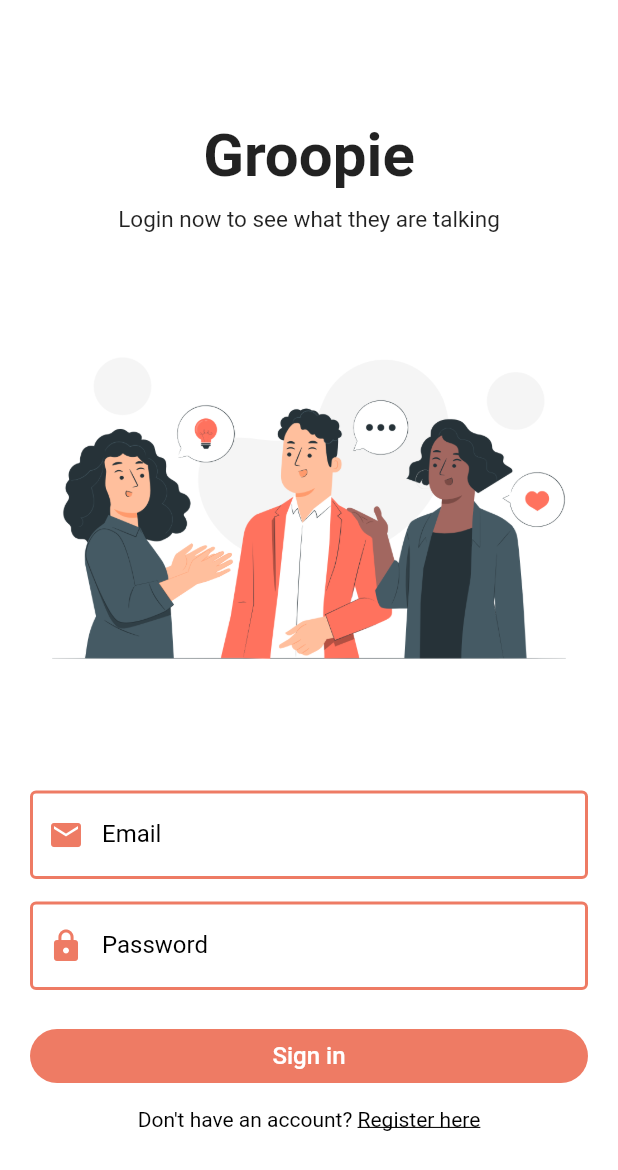
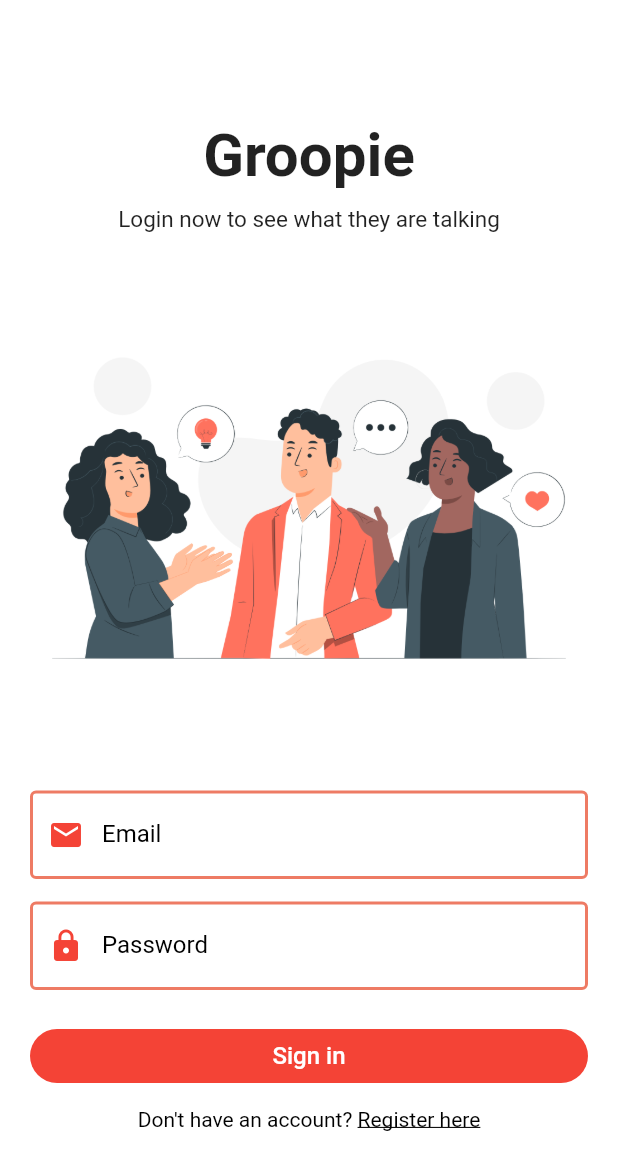
Before and after one commit to Ayisha-fahmiya/chat_app_flutter, a Flutter app: the screen it shows after launch, on a phone screen of 412 x 824 dp. Shown: the top 1170 px of the screen. Run offline on Flutter 3.47's test engine with Material 2 defaults, Android fonts, the phone set to English and light mode, and no system bars; our stand-ins replace cloud_firestore, firebase_auth, firebase_core, shared_preferences; accounts and stored records are empty.

Commit message:
primaryColor

```diff
--- a/lib/shared/constants.dart
+++ b/lib/shared/constants.dart
@@ -1,4 +1,3 @@
-import 'package:flutter/widgets.dart';
 import 'package:flutter/material.dart';
 
 class Constants {
@@ -6,5 +5,5 @@ class Constants {
   static String apiKey = "AIzaSyAO33ZtDhHXDqcrwGGtu2LbRDBLh34joSM";
   static String messagingSenderId = "158267982169";
   static String projectId = "chatapp-ayisha";
-  final primaryColor = const Color(0xffee7b64);
+  final primaryColor = Colors.red;
 }
```
